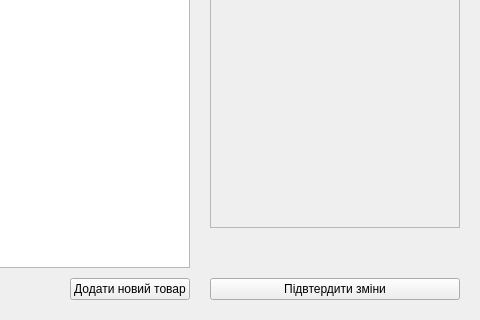
Above: src/View/MenuAdmin/menueditproduct.ui from Fyz-dev/GunStore before the change; both pictures show x 1080 to 1560 and y 330 to 650 of the 1560 by 650 pixel window. Below: the same form after it.
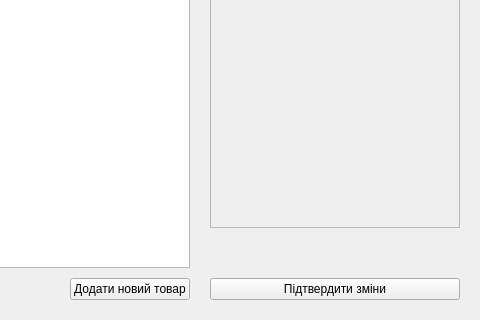
That is the form after the change.

Diff of the .ui file:
```diff
--- a/src/View/MenuAdmin/menueditproduct.ui
+++ b/src/View/MenuAdmin/menueditproduct.ui
@@ -605,7 +605,7 @@
      <item>
       <widget class="QPushButton" name="buttonAccept">
        <property name="text">
-        <string>Підвтердити зміни</string>
+        <string>Підтвердити зміни</string>
        </property>
       </widget>
      </item>
```
